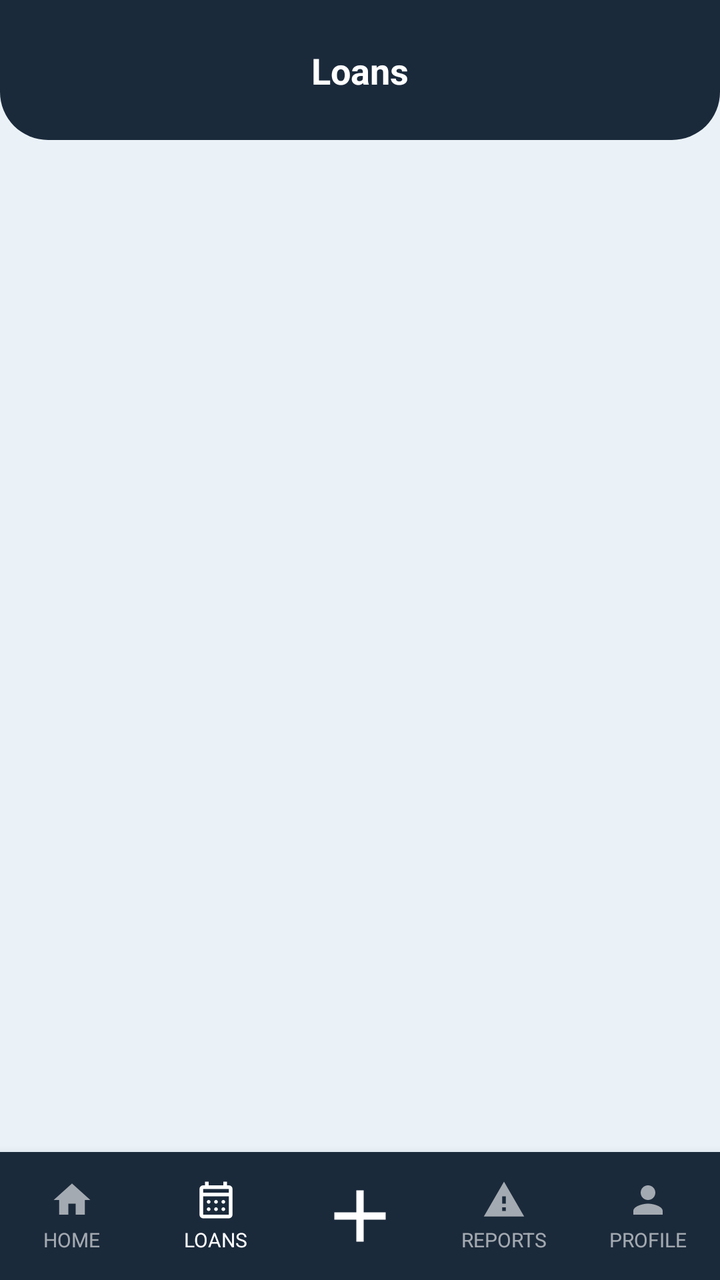
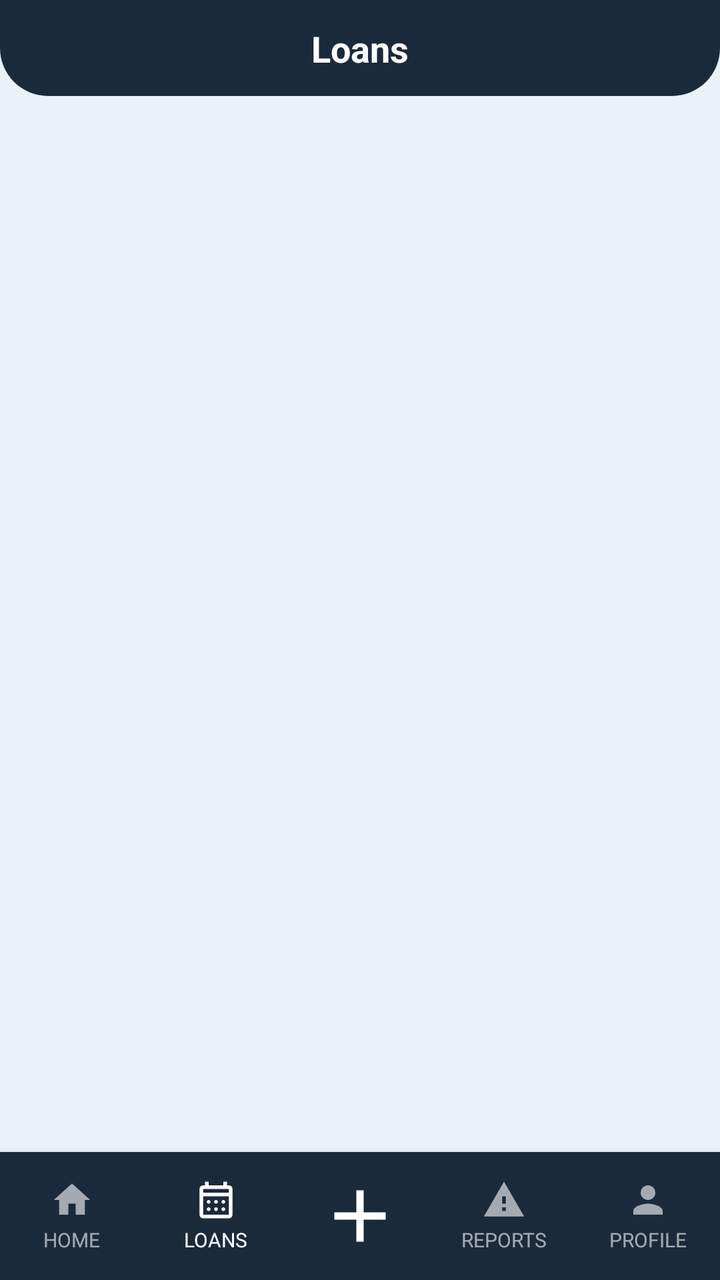

Screens rendered from an Android XML layout before and after an edit, with the pre-edit source and the edit as a unified diff.
<!-- AndroidManifest.xml: application theme Theme.YipShare -->
<!-- res/layout/activity_prestamo.xml -->
<?xml version="1.0" encoding="utf-8"?>
<androidx.constraintlayout.widget.ConstraintLayout
    xmlns:android="http://schemas.android.com/apk/res/android"
    xmlns:app="http://schemas.android.com/apk/res-auto"
    android:id="@+id/main"
    android:layout_width="match_parent"
    android:layout_height="match_parent"
    android:background="@color/fondo_pantalla">

    <View
        android:id="@+id/bg_header"
        android:layout_width="0dp"
        android:layout_height="0dp"
        android:background="@drawable/bg_header"
        app:layout_constraintTop_toTopOf="parent"
        app:layout_constraintStart_toStartOf="parent"
        app:layout_constraintEnd_toEndOf="parent"
        app:layout_constraintBottom_toBottomOf="@id/guideline_header" />

    <androidx.constraintlayout.widget.Guideline
        android:id="@+id/guideline_header"
        android:layout_width="wrap_content"
        android:layout_height="wrap_content"
        android:orientation="horizontal"
        app:layout_constraintGuide_begin="70dp" />

    <androidx.constraintlayout.widget.Guideline
        android:id="@+id/guideline_status"
        android:layout_width="wrap_content"
        android:layout_height="wrap_content"
        android:orientation="horizontal"
        app:layout_constraintGuide_begin="0dp" />

    <TextView
        android:id="@+id/tv_titulo_pantalla"
        android:layout_width="0dp"
        android:layout_height="wrap_content"
        android:text="@string/imageView_prestamos"
        android:textAlignment="center"
        android:textColor="@android:color/white"
        android:textStyle="bold"
        android:textSize="18sp"
        android:gravity="center"
        app:layout_constraintTop_toBottomOf="@id/guideline_status"
        app:layout_constraintBottom_toTopOf="@id/guideline_header"
        app:layout_constraintStart_toStartOf="parent"
        app:layout_constraintEnd_toEndOf="parent" />

    <androidx.recyclerview.widget.RecyclerView
        android:id="@+id/rv_prestamos"
        android:layout_width="0dp"
        android:layout_height="0dp"
        android:padding="16dp"
        android:clipToPadding="false"
        app:layoutManager="androidx.recyclerview.widget.LinearLayoutManager"
        app:layout_constraintTop_toBottomOf="@id/guideline_header"
        app:layout_constraintStart_toStartOf="parent"
        app:layout_constraintEnd_toEndOf="parent"
        app:layout_constraintBottom_toTopOf="@id/bottom_nav" />

    <LinearLayout
        android:id="@+id/bottom_nav"
        android:layout_width="0dp"
        android:layout_height="64dp"
        android:orientation="horizontal"
        android:weightSum="5"
        android:background="@color/azul_yipshare"
        android:elevation="8dp"
        app:layout_constraintBottom_toBottomOf="parent"
        app:layout_constraintStart_toStartOf="parent"
        app:layout_constraintEnd_toEndOf="parent">

        <LinearLayout
            android:id="@+id/nav_inicio"
            android:layout_width="0dp"
            android:layout_height="match_parent"
            android:layout_weight="1"
            android:orientation="vertical"
            android:gravity="center"
            android:clickable="true"
            android:focusable="true"
            android:background="?attr/selectableItemBackgroundBorderless">

            <ImageView
                android:layout_width="22dp"
                android:layout_height="22dp"
                android:src="@drawable/ic_house_princial"
                app:tint="#99FFFFFF"
                android:contentDescription="@string/imageView_inicio" />

            <TextView
                android:layout_width="wrap_content"
                android:layout_height="wrap_content"
                android:text="@string/textView_inicio"
                android:textColor="#99FFFFFF"
                android:textSize="10sp"
                android:layout_marginTop="2dp" />
        </LinearLayout>

        <LinearLayout
            android:id="@+id/nav_prestamos"
            android:layout_width="0dp"
            android:layout_height="match_parent"
            android:layout_weight="1"
            android:orientation="vertical"
            android:gravity="center"
            android:clickable="true"
            android:focusable="true"
            android:background="?attr/selectableItemBackgroundBorderless">

            <ImageView
                android:layout_width="22dp"
                android:layout_height="22dp"
                android:src="@drawable/ic_calendar_month"
                app:tint="@android:color/white"
                android:contentDescription="@string/imageView_prestamos" />

            <TextView
                android:layout_width="wrap_content"
                android:layout_height="wrap_content"
                android:text="@string/textView_prestamos"
                android:textColor="@android:color/white"
                android:textSize="10sp"
                android:layout_marginTop="2dp" />
        </LinearLayout>

        <LinearLayout
            android:id="@+id/nav_agregar"
            android:layout_width="0dp"
            android:layout_height="match_parent"
            android:layout_weight="1"
            android:orientation="vertical"
            android:gravity="center"
            android:clickable="true"
            android:focusable="true"
            android:background="?attr/selectableItemBackgroundBorderless">

            <ImageView
                android:layout_width="44dp"
                android:layout_height="44dp"
                android:src="@drawable/ic_plus_icon"
                app:tint="@android:color/white"
                android:contentDescription="@string/imageView_agregar" />
        </LinearLayout>

        <LinearLayout
            android:id="@+id/nav_reportes"
            android:layout_width="0dp"
            android:layout_height="match_parent"
            android:layout_weight="1"
            android:orientation="vertical"
            android:gravity="center"
            android:clickable="true"
            android:focusable="true"
            android:background="?attr/selectableItemBackgroundBorderless">

            <ImageView
                android:layout_width="22dp"
                android:layout_height="22dp"
                android:src="@drawable/ic_warning"
                app:tint="#99FFFFFF"
                android:contentDescription="@string/imageView_reportes" />

            <TextView
                android:layout_width="wrap_content"
                android:layout_height="wrap_content"
                android:text="@string/textView_reportes"
                android:textColor="#99FFFFFF"
                android:textSize="10sp"
                android:layout_marginTop="2dp" />
        </LinearLayout>

        <LinearLayout
            android:id="@+id/nav_perfil"
            android:layout_width="0dp"
            android:layout_height="match_parent"
            android:layout_weight="1"
            android:orientation="vertical"
            android:gravity="center"
            android:clickable="true"
            android:focusable="true"
            android:background="?attr/selectableItemBackgroundBorderless">

            <ImageView
                android:layout_width="22dp"
                android:layout_height="22dp"
                android:src="@drawable/ic_person"
                app:tint="#99FFFFFF"
                android:contentDescription="@string/imageView_perfil" />

            <TextView
                android:layout_width="wrap_content"
                android:layout_height="wrap_content"
                android:text="@string/textView_perfil"
                android:textColor="#99FFFFFF"
                android:textSize="10sp"
                android:layout_marginTop="2dp" />
        </LinearLayout>
    </LinearLayout>
</androidx.constraintlayout.widget.ConstraintLayout>
<!-- resources referenced by this layout -->
<resources>
  <color name="azul_yipshare">#1B2A3B</color>
  <color name="fondo_pantalla">#EAF2F8</color>
  <!-- drawable bg_header (drawable) -->
  <?xml version="1.0" encoding="utf-8"?>
  <shape xmlns:android="http://schemas.android.com/apk/res/android"
      android:shape="rectangle">
      <solid android:color="@color/azul_yipshare" />
      <corners
          android:bottomLeftRadius="24dp"
          android:bottomRightRadius="24dp" />
  </shape>
  <!-- drawable ic_house_princial (drawable) -->
  <vector xmlns:android="http://schemas.android.com/apk/res/android"
      android:width="24dp"
      android:height="24dp"
      android:viewportWidth="24"
      android:viewportHeight="24">
      <path
          android:fillColor="@android:color/white"
          android:pathData="M10,20v-6h4v6h5v-8h3L12,3 2,12h3v8z"/>
  </vector>
  <!-- drawable ic_person (drawable) -->
  <vector xmlns:android="http://schemas.android.com/apk/res/android"
      android:width="24dp"
      android:height="24dp"
      android:viewportWidth="24"
      android:viewportHeight="24">
      <path
          android:fillColor="@android:color/white"
          android:pathData="M12,12c2.21,0 4,-1.79 4,-4s-1.79,-4 -4,-4 -4,1.79 -4,4 1.79,4 4,4zM12,14c-2.67,0 -8,1.34 -8,4v2h16v-2c0,-2.66 -5.33,-4 -8,-4z"/>
  </vector>
  <!-- drawable ic_plus_icon (drawable) -->
  <vector xmlns:android="http://schemas.android.com/apk/res/android"
      android:width="24dp"
      android:height="24dp"
      android:viewportWidth="960"
      android:viewportHeight="960">
      <path
          android:fillColor="@android:color/white"
          android:pathData="M440,520L200,520L200,440L440,440L440,200L520,200L520,440L760,440L760,520L520,520L520,760L440,760L440,520Z"/>
  </vector>
  <!-- drawable ic_warning (drawable) -->
  <vector xmlns:android="http://schemas.android.com/apk/res/android"
      android:width="24dp"
      android:height="24dp"
      android:viewportWidth="24"
      android:viewportHeight="24">
      <path
          android:fillColor="@android:color/white"
          android:pathData="M1,21h22L12,2 1,21zM13,18h-2v-2h2v2zM13,14h-2v-4h2v4z"/>
  </vector>
  <string name="imageView_agregar">Add</string>
  <string name="imageView_inicio">Home</string>
  <string name="imageView_perfil">Profile</string>
  <string name="imageView_prestamos">Loans</string>
  <string name="imageView_reportes">Reports</string>
  <string name="textView_inicio">HOME</string>
  <string name="textView_perfil">PROFILE</string>
  <string name="textView_prestamos">LOANS</string>
  <string name="textView_reportes">REPORTS</string>
  <style name="Theme.YipShare" parent="Theme.AppCompat.DayNight.NoActionBar">
          <item name="android:windowBackground">@color/fondo_pantalla</item>
      </style>
  <!-- unchanged entries left out for length: 1 -->
</resources>

<!-- the commit's change to res/layout/activity_prestamo.xml (unified diff, before → after) -->
@@ -22,7 +22,7 @@
         android:layout_width="wrap_content"
         android:layout_height="wrap_content"
         android:orientation="horizontal"
-        app:layout_constraintGuide_begin="70dp" />
+        app:layout_constraintGuide_begin="48dp" />
 
     <androidx.constraintlayout.widget.Guideline
         android:id="@+id/guideline_status"
